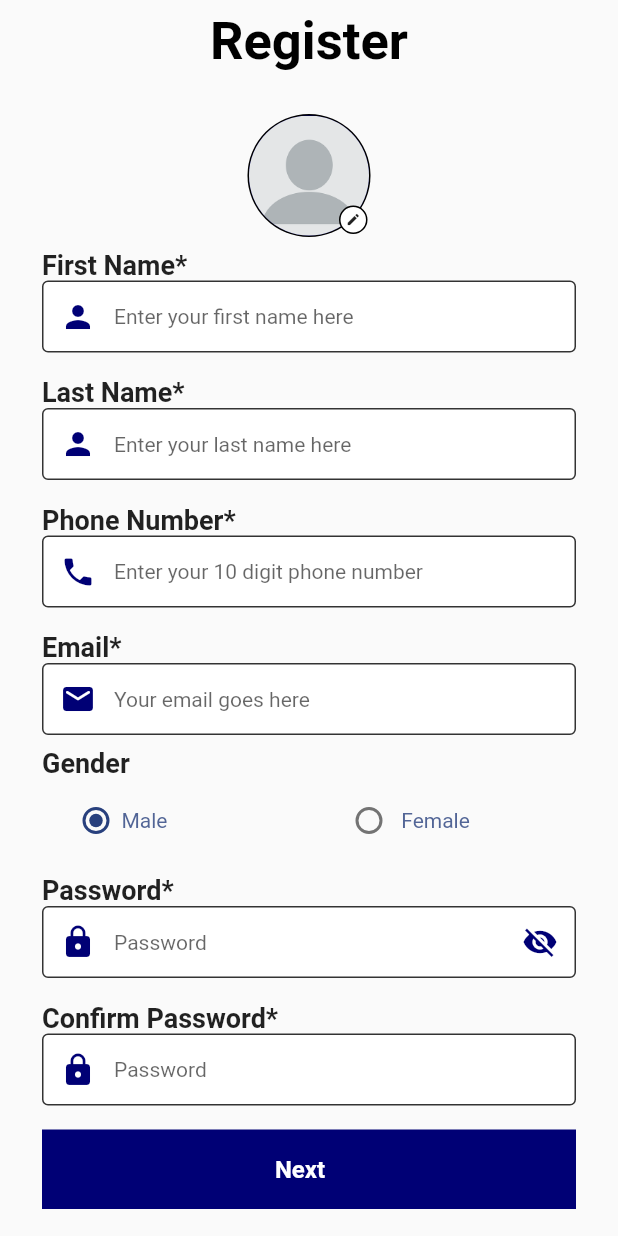
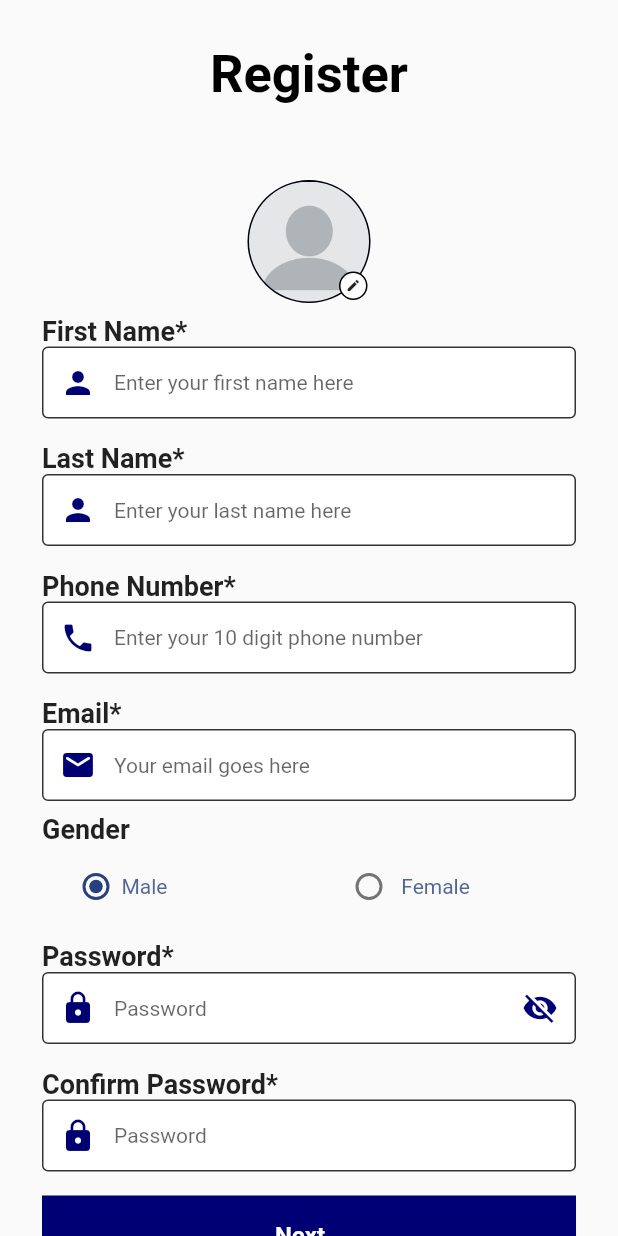
Before and after one commit to saffer4u/mvvm_registration_form, a Flutter app: the screen it shows after launch, on a phone screen of 412 x 824 dp. Run offline on Flutter 3.47's test engine with Material 2 defaults, Android fonts, the phone set to English and light mode, and no system bars; our stand-ins replace image_picker; Roboto replaces fonts that are missing (Sofia, SofiaPro).

Commit message:
Registration form completed

```diff
--- a/lib/components/widgets/custom_appbar.dart
+++ b/lib/components/widgets/custom_appbar.dart
@@ -6,6 +6,10 @@ AppBar customAppBar({
   required String title,
 }) {
   return AppBar(
+    toolbarHeight: 100,
+    iconTheme:const IconThemeData(
+      color: DARK_BLUE_COLOR,
+    ),
     // leading: const BackButton(color: Color(0xff000075)),
     backgroundColor: TRANSPARENT_COLOR,
     shadowColor: TRANSPARENT_COLOR,
--- a/lib/main.dart
+++ b/lib/main.dart
@@ -1,6 +1,4 @@
 import 'package:flutter/material.dart';
-import 'package:mvvm_registration_form/views/registration_form/address_info.dart';
-import 'package:mvvm_registration_form/views/registration_form/educational_info.dart';
 import 'package:provider/provider.dart';
 
 import 'view_model/registration_view_model/registration_view_model.dart';
--- a/lib/view_model/registration_view_model/registration_view_model.dart
+++ b/lib/view_model/registration_view_model/registration_view_model.dart
@@ -3,9 +3,9 @@ import 'dart:io';
 
 import 'package:flutter/material.dart';
 import 'package:image_picker/image_picker.dart';
-import 'package:mvvm_registration_form/constants/colors.dart';
-import 'package:mvvm_registration_form/model/user.dart';
-import 'package:mvvm_registration_form/views/registration_form/address_info.dart';
+import '../../constants/colors.dart';
+import '../../model/user.dart';
+import '../../views/registration_form/address_info.dart';
 
 import '../../components/enums.dart';
 import '../../utils/custom_red_snakbar.dart';
--- a/lib/views/registration_form/address_info.dart
+++ b/lib/views/registration_form/address_info.dart
@@ -1,5 +1,5 @@
 import 'package:flutter/material.dart';
-import 'package:mvvm_registration_form/constants/colors.dart';
+import '../../constants/colors.dart';
 import 'package:provider/provider.dart';
 
 import '../../components/widgets/custom_appbar.dart';
@@ -15,6 +15,7 @@ class AddressInfo extends StatelessWidget {
   Widget build(BuildContext context) {
     RegistrationViewModel rgViewModel = context.watch<RegistrationViewModel>();
     return Scaffold(
+
       appBar: customAppBar(title: "Your Address"),
       body: Center(
         child: SingleChildScrollView(
```
